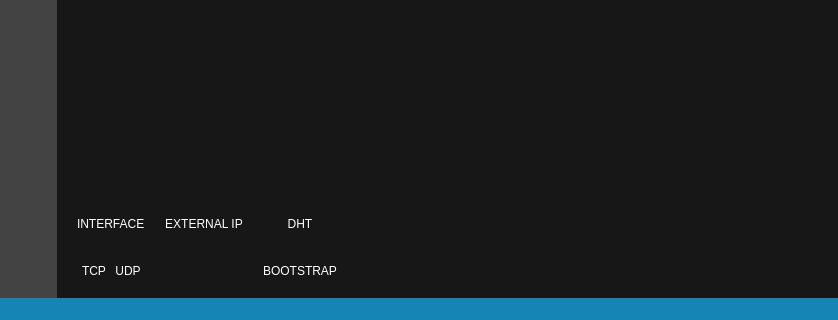
Above: mainwindow.ui from AdunanzA/Tsunami before the change; both pictures show x 0 to 838 and y 351 to 671 of the 838 by 671 pixel window. Below: the same form after it.
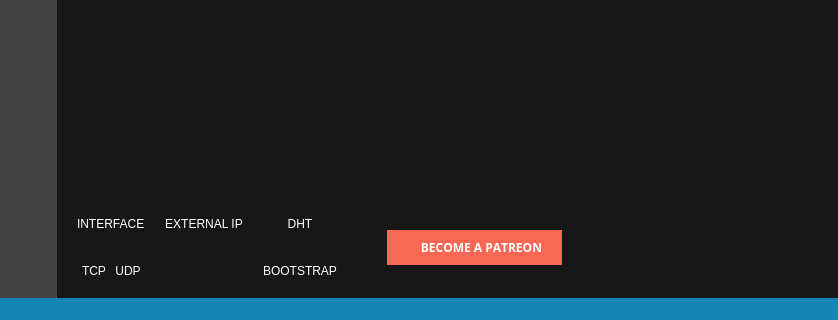
That is the form after the change. Icons and pictures are not drawn.

Diff of the .ui file:
```diff
--- a/mainwindow.ui
+++ b/mainwindow.ui
@@ -2071,6 +2071,59 @@
             </layout>
            </widget>
           </item>
+          <item>
+           <spacer name="horizontalSpacer_2">
+            <property name="orientation">
+             <enum>Qt::Horizontal</enum>
+            </property>
+            <property name="sizeType">
+             <enum>QSizePolicy::Fixed</enum>
+            </property>
+            <property name="sizeHint" stdset="0">
+             <size>
+              <width>40</width>
+              <height>20</height>
+             </size>
+            </property>
+           </spacer>
+          </item>
+          <item>
+           <widget class="QPushButton" name="btnPatreon">
+            <property name="minimumSize">
+             <size>
+              <width>175</width>
+              <height>35</height>
+             </size>
+            </property>
+            <property name="font">
+             <font>
+              <family>Franklin Gothic Medium</family>
+              <pointsize>9</pointsize>
+              <weight>75</weight>
+              <bold>true</bold>
+              <kerning>false</kerning>
+             </font>
+            </property>
+            <property name="statusTip">
+             <string>You'll feel better!</string>
+            </property>
+            <property name="styleSheet">
+             <string notr="true">background-color: rgb(249, 104, 84);
+border: none;
+background-image: url(:/images/patreon.png) left center;
+background-repeat: no-repeat;
+text-align: right;
+padding-right: 20px;
+color: white;</string>
+            </property>
+            <property name="text">
+             <string>BECOME A PATREON</string>
+            </property>
+            <property name="flat">
+             <bool>true</bool>
+            </property>
+           </widget>
+          </item>
           <item>
            <spacer name="horizontalSpacer">
             <property name="orientation">
```
